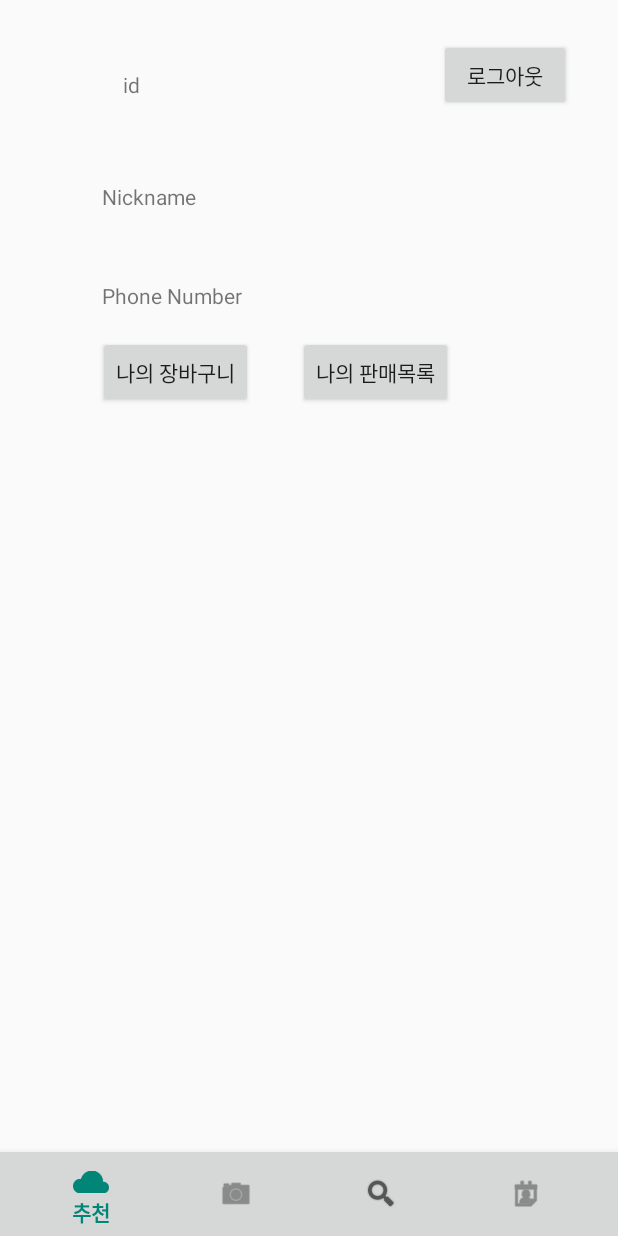
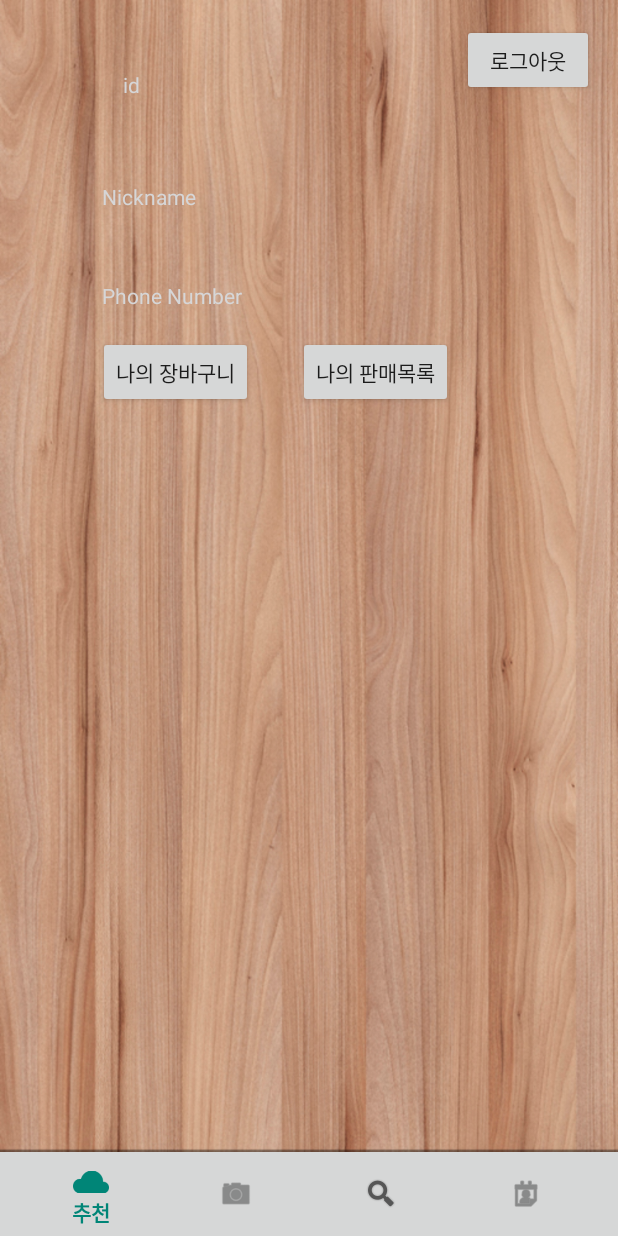
Before and after one commit to GitaeA/fireBook, an Android app: the fragment Mypage placed in its activity, on a phone screen of 412 x 824 dp. Run offline under Robolectric (Android 15) with nearby library versions, the phone set to English and light mode, and no system bars; libraries missing offline, so code that uses them is left out: com.google.zxing.integration; pictures from the network do not load; 2 statements that could not run were skipped.

Commit message:
xml 수정

```diff
--- a/app/src/main/res/layout/buy_item.xml
+++ b/app/src/main/res/layout/buy_item.xml
@@ -2,6 +2,7 @@
 <FrameLayout xmlns:android="http://schemas.android.com/apk/res/android"
     xmlns:app="http://schemas.android.com/apk/res-auto"
     android:layout_width="match_parent"
+    android:background="@drawable/gitaeback"
     android:layout_height="wrap_content">
 
     <android.support.v7.widget.CardView
--- a/app/src/main/res/layout/fragment_buy.xml
+++ b/app/src/main/res/layout/fragment_buy.xml
@@ -5,6 +5,7 @@
     android:layout_width="match_parent"
     android:layout_height="match_parent"
     android:orientation="vertical"
+    android:background="@drawable/gitaeback"
     tools:context=".Buy">
 
     <LinearLayout
@@ -17,6 +18,7 @@
 
         <TextView
             android:id="@+id/도서검색"
+            android:textColor="@color/zxing_status_text"
             android:layout_width="wrap_content"
             android:layout_height="wrap_content"
             android:gravity="center"
@@ -38,6 +40,7 @@
             android:imeOptions="actionSearch"
             android:inputType="text"
             android:hint="검색어를 입력해 주세요."
+
             />
     </LinearLayout>
 
--- a/app/src/main/res/layout/fragment_my.xml
+++ b/app/src/main/res/layout/fragment_my.xml
@@ -4,7 +4,8 @@
     xmlns:app="http://schemas.android.com/apk/res-auto"
     xmlns:tools="http://schemas.android.com/tools"
     android:layout_width="match_parent"
-    android:layout_height="match_parent">
+    android:layout_height="match_parent"
+    android:background="@drawable/gitaeback">
 
     <TextView
         android:id="@+id/textView17"
@@ -13,6 +14,7 @@
         android:layout_marginStart="68dp"
         android:layout_marginTop="40dp"
         android:text="id"
+        android:textColor="@color/zxing_status_text"
         android:gravity="center"
         app:layout_constraintStart_toStartOf="parent"
         app:layout_constraintTop_toTopOf="parent" />
@@ -22,6 +24,7 @@
         android:layout_width="wrap_content"
         android:layout_height="18dp"
         android:layout_marginStart="68dp"
+        android:textColor="@color/zxing_status_text"
         android:layout_marginTop="48dp"
         android:text="Nickname"
         app:layout_constraintStart_toStartOf="parent"
@@ -33,6 +36,7 @@
         android:layout_height="wrap_content"
         android:layout_marginStart="68dp"
         android:layout_marginTop="48dp"
+        android:textColor="@color/zxing_status_text"
         android:text="Phone Number"
         app:layout_constraintStart_toStartOf="parent"
         app:layout_constraintTop_toBottomOf="@+id/textView18" />
@@ -41,9 +45,10 @@
         android:id="@+id/text_myID"
         android:layout_width="wrap_content"
         android:layout_height="wrap_content"
-        android:layout_marginStart="80dp"
-        android:layout_marginTop="40dp"
+        android:layout_marginStart="108dp"
+        android:layout_marginTop="47dp"
         android:text="TextView"
+        android:textColor="@color/zxing_status_text"
         app:layout_constraintStart_toEndOf="@+id/textView17"
         app:layout_constraintTop_toTopOf="parent" />
 
@@ -51,9 +56,10 @@
         android:id="@+id/text_myNick"
         android:layout_width="wrap_content"
         android:layout_height="wrap_content"
-        android:layout_marginStart="52dp"
-        android:layout_marginTop="44dp"
+        android:layout_marginStart="84dp"
+        android:layout_marginTop="56dp"
         android:text="TextView"
+        android:textColor="@color/zxing_status_text"
         app:layout_constraintStart_toEndOf="@+id/textView18"
         app:layout_constraintTop_toBottomOf="@+id/text_myID" />
 
@@ -61,9 +67,10 @@
         android:id="@+id/text_myPhone"
         android:layout_width="wrap_content"
         android:layout_height="wrap_content"
-        android:layout_marginStart="52dp"
-        android:layout_marginTop="44dp"
+        android:layout_marginStart="56dp"
+        android:layout_marginTop="46dp"
         android:text="TextView"
+        android:textColor="@color/zxing_status_text"
         app:layout_constraintStart_toEndOf="@+id/textView19"
         app:layout_constraintTop_toBottomOf="@+id/text_myNick" />
 
@@ -78,10 +85,10 @@
         android:text="로그아웃"
         app:layout_constraintBottom_toBottomOf="parent"
         app:layout_constraintEnd_toEndOf="parent"
-        app:layout_constraintHorizontal_bias="0.925"
+        app:layout_constraintHorizontal_bias="0.973"
         app:layout_constraintStart_toStartOf="parent"
         app:layout_constraintTop_toTopOf="parent"
-        app:layout_constraintVertical_bias="0.026" />
+        app:layout_constraintVertical_bias="0.011" />
 
     <Button
         android:id="@+id/buy_btn"
--- a/app/src/main/res/layout/fragment_sale.xml
+++ b/app/src/main/res/layout/fragment_sale.xml
@@ -4,7 +4,8 @@
     xmlns:app="http://schemas.android.com/apk/res-auto"
     xmlns:tools="http://schemas.android.com/tools"
     android:layout_width="match_parent"
-    android:layout_height="match_parent">
+    android:layout_height="match_parent"
+    android:background="@drawable/gitaeback">
 
     <android.support.v7.widget.RecyclerView
         android:id="@+id/recycler"
@@ -34,6 +35,7 @@
             android:layout_marginTop="20dp"
             android:gravity="center"
             android:hint="검색어를 입력해 주세요"
+            android:textColor="@color/zxing_status_text"
             app:layout_constraintStart_toStartOf="parent"
             app:layout_constraintTop_toTopOf="parent" />
 
@@ -54,7 +56,9 @@
             android:layout_height="47dp"
             android:layout_marginStart="8dp"
             android:layout_marginTop="24dp"
+            android:layout_marginEnd="8dp"
             android:background="@drawable/barcode_search"
+            app:layout_constraintEnd_toEndOf="parent"
             app:layout_constraintStart_toEndOf="@+id/search_button"
             app:layout_constraintTop_toTopOf="parent" />
 
--- a/app/src/main/res/layout/my_page_recycler.xml
+++ b/app/src/main/res/layout/my_page_recycler.xml
@@ -2,7 +2,8 @@
 <FrameLayout xmlns:android="http://schemas.android.com/apk/res/android"
     xmlns:app="http://schemas.android.com/apk/res-auto"
     android:layout_width="match_parent"
-    android:layout_height="wrap_content">
+    android:layout_height="wrap_content"
+    android:background="@drawable/gitaeback">
 
     <android.support.v7.widget.CardView
         android:layout_width="match_parent"
--- a/app/src/main/res/layout/sale_recylce_adapter.xml
+++ b/app/src/main/res/layout/sale_recylce_adapter.xml
@@ -2,14 +2,16 @@
 <FrameLayout xmlns:android="http://schemas.android.com/apk/res/android"
     xmlns:app="http://schemas.android.com/apk/res-auto"
     android:layout_width="match_parent"
-    android:layout_height="wrap_content">
+    android:layout_height="wrap_content"
+    android:background="@drawable/gitaeback">
 
     <android.support.v7.widget.CardView
         android:layout_width="match_parent"
         android:layout_height="wrap_content"
         app:cardCornerRadius="4dp"
         app:cardElevation="4dp"
-        app:cardUseCompatPadding="true">
+        app:cardUseCompatPadding="true"
+        >
 
         <ImageView
             android:id="@+id/book_image"
```
Also changed, not shown: app/src/main/res/layout/fragment_buy_click.xml (+11 -1 lines), app/src/main/res/layout/fragment_sale_click.xml (+28 -1 lines).
